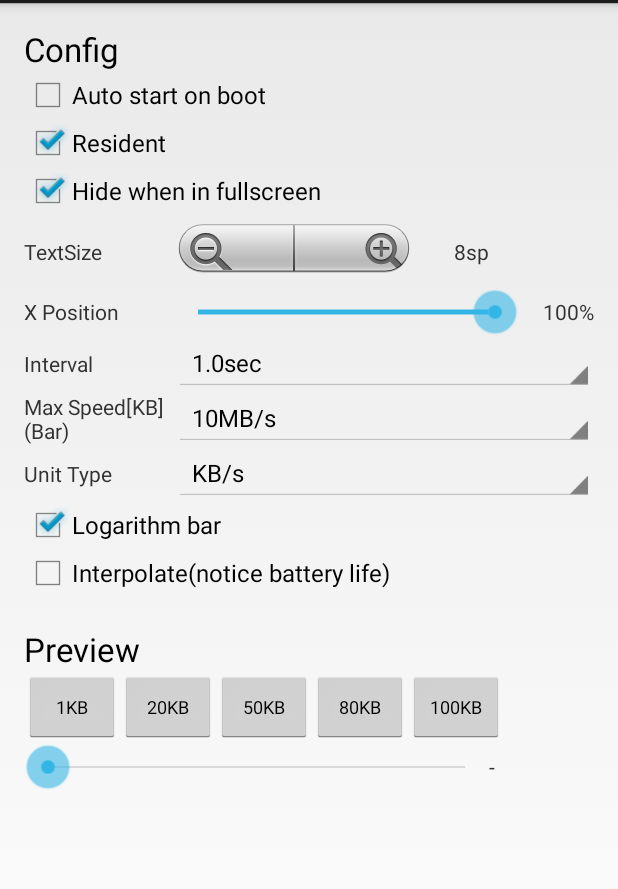
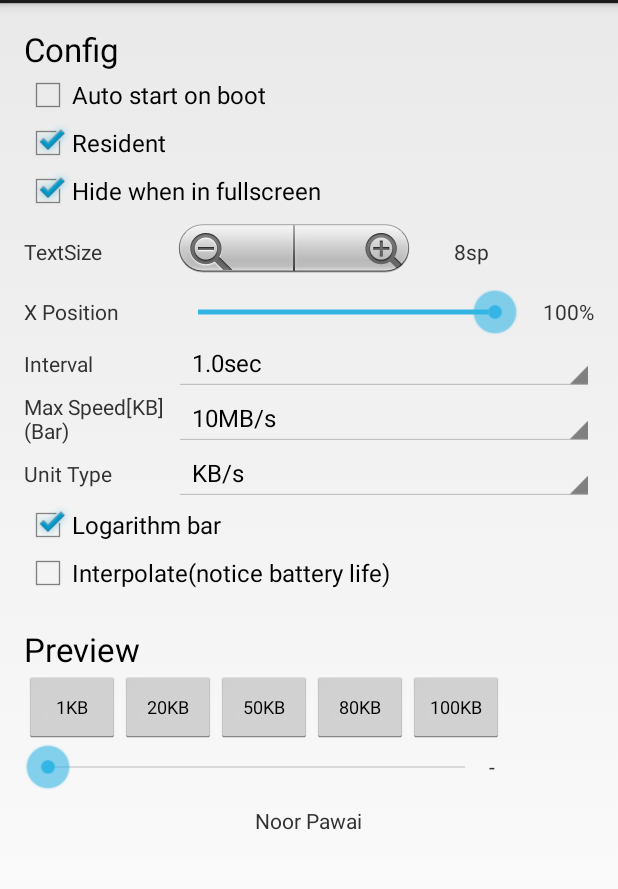
Before and after one commit to satendrarocks/NM-Speed, an Android app: the screen it shows after launch (MainActivity), on a phone screen of 412 x 824 dp, the part 69-958 px from its top. Run offline under Robolectric (Android 15) with nearby library versions, the phone set to English and light mode, and no system bars; 1 statement that could not run was skipped.

Commit message:
some changes

```diff
--- a/app/build.gradle
+++ b/app/build.gradle
@@ -25,8 +25,8 @@ android {
         applicationId "pawai.patne.nmspeed"
         targetSdkVersion 26
         minSdkVersion 14
-        versionCode 17121401
-        versionName '1.0.0'
+        versionCode 17121402
+        versionName '1.0.1'
         signingConfig signingConfigs.nmspeed
     }
     buildTypes {
--- a/app/src/main/res/layout/activity_main.xml
+++ b/app/src/main/res/layout/activity_main.xml
@@ -266,6 +266,15 @@
 
         </LinearLayout>
 
+
+        <!-- Config -->
+        <TextView
+            android:layout_width="wrap_content"
+            android:layout_height="wrap_content"
+            android:layout_gravity="center_horizontal"
+            android:layout_margin="10dp"
+            android:text="@string/bottom_title" />
+
     </LinearLayout>
 
 </ScrollView>
--- a/app/src/main/res/values/strings.xml
+++ b/app/src/main/res/values/strings.xml
@@ -22,4 +22,6 @@
     <string name="preview">Preview</string>
     <string name="resident_service_running">Running DataStats service</string>
 
+    <string name="bottom_title">Noor Pawai</string>
+
 </resources>
```
Also changed, not shown: app/src/main/ic_launcher-web.png, app/src/main/ic_launcher-web2.png (added), app/src/main/ic_launcher-web3.png (added), app/src/main/res/drawable-hdpi/ic_launcher.png, app/src/main/res/drawable-mdpi/ic_launcher.png, app/src/main/res/drawable-xhdpi/ic_launcher.png, app/src/main/res/drawable-xxhdpi/ic_launcher.png, 2 other files.
